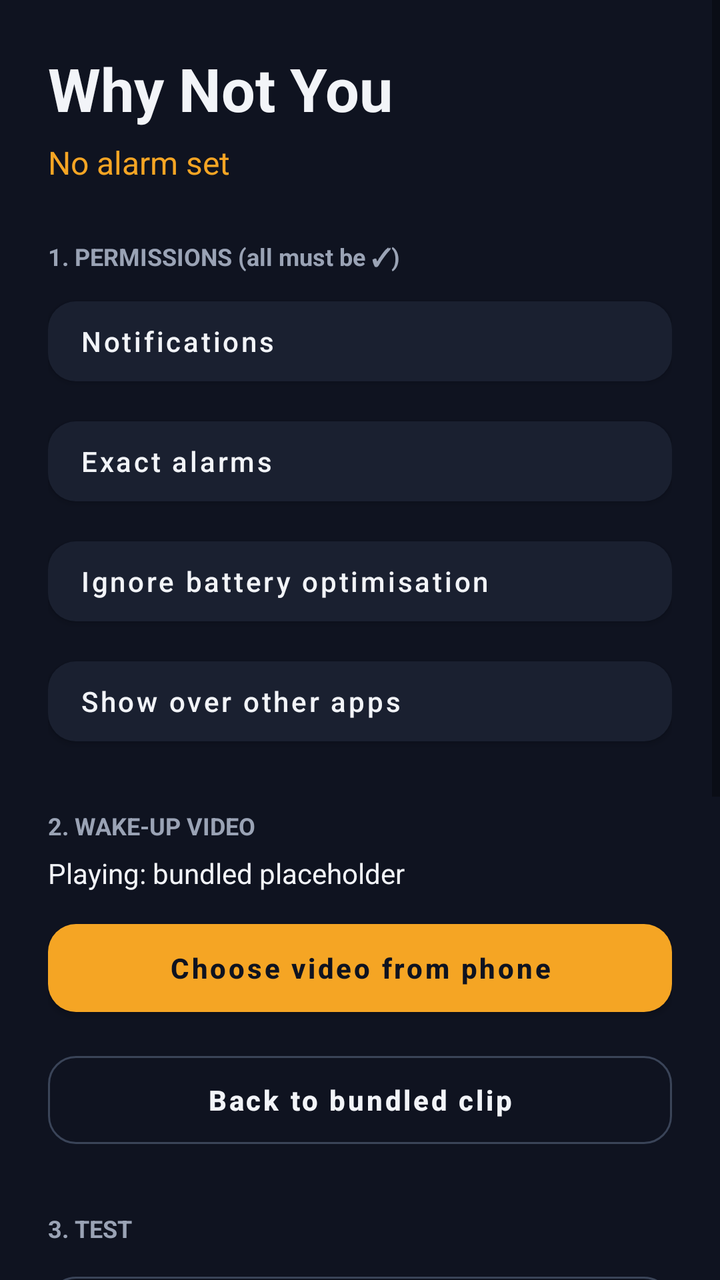
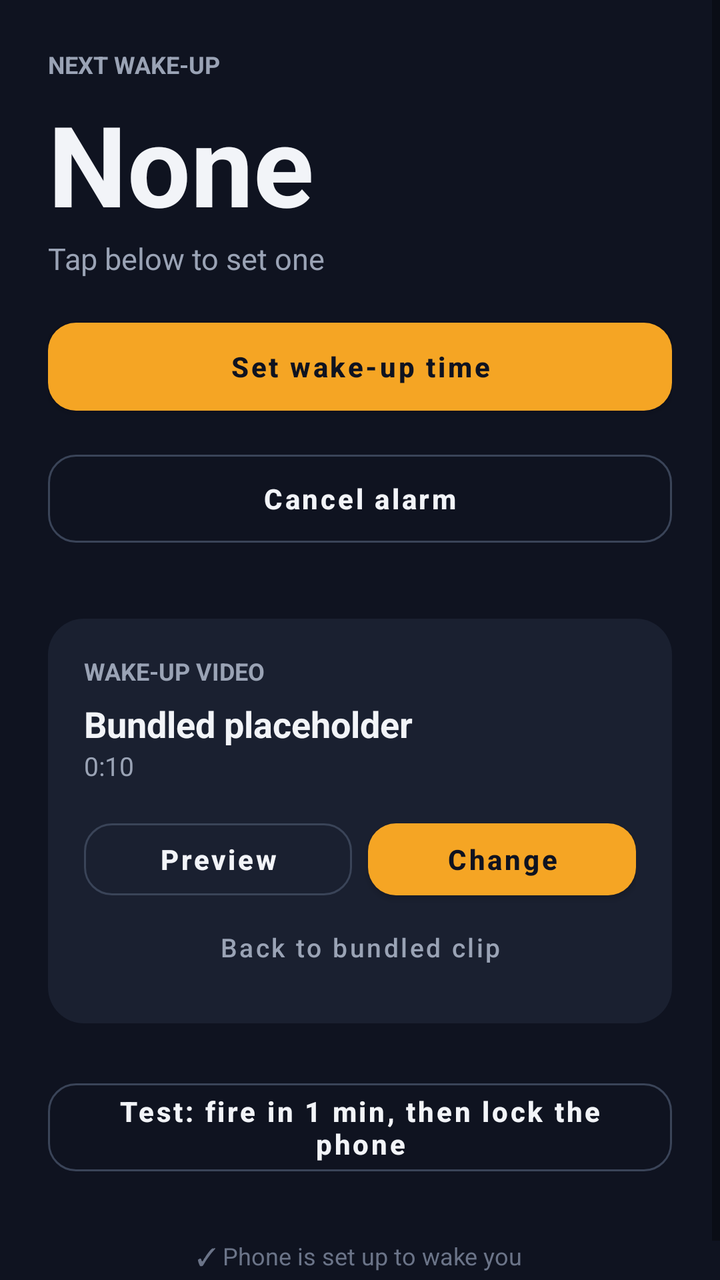

Compare the two renders of this Android layout. The source of the first and the diff that turns it into the second are given below.
<!-- AndroidManifest.xml: application theme Theme.WhyNotYou -->
<!-- res/layout/activity_main.xml -->
<?xml version="1.0" encoding="utf-8"?>
<ScrollView xmlns:android="http://schemas.android.com/apk/res/android"
    android:layout_width="match_parent"
    android:layout_height="match_parent"
    android:background="#0F1320">

    <LinearLayout
        android:layout_width="match_parent"
        android:layout_height="wrap_content"
        android:orientation="vertical"
        android:padding="24dp">

        <TextView
            android:layout_width="wrap_content"
            android:layout_height="wrap_content"
            android:text="Why Not You"
            android:textColor="#F2F4F8"
            android:textSize="30sp"
            android:textStyle="bold" />

        <TextView
            android:id="@+id/txt_status"
            android:layout_width="wrap_content"
            android:layout_height="wrap_content"
            android:layout_marginTop="6dp"
            android:text="No alarm set"
            android:textColor="#F5A524"
            android:textSize="16sp" />

        <TextView
            android:layout_width="wrap_content"
            android:layout_height="wrap_content"
            android:layout_marginTop="28dp"
            android:text="1. PERMISSIONS (all must be ✓)"
            android:textColor="#9AA3B5"
            android:textSize="12sp"
            android:textStyle="bold" />

        <Button android:id="@+id/btn_perm_notif" style="@style/PermButton" android:text="Notifications" />
        <Button android:id="@+id/btn_perm_exact" style="@style/PermButton" android:text="Exact alarms" />
        <Button android:id="@+id/btn_perm_battery" style="@style/PermButton" android:text="Ignore battery optimisation" />
        <Button android:id="@+id/btn_perm_overlay" style="@style/PermButton" android:text="Show over other apps" />

        <TextView
            android:layout_width="wrap_content"
            android:layout_height="wrap_content"
            android:layout_marginTop="28dp"
            android:text="2. WAKE-UP VIDEO"
            android:textColor="#9AA3B5"
            android:textSize="12sp"
            android:textStyle="bold" />

        <TextView
            android:id="@+id/txt_video"
            android:layout_width="wrap_content"
            android:layout_height="wrap_content"
            android:layout_marginTop="6dp"
            android:text="Playing: bundled placeholder"
            android:textColor="#F2F4F8"
            android:textSize="14sp" />

        <Button
            android:id="@+id/btn_pick_video"
            style="@style/PrimaryButton"
            android:text="Choose video from phone" />

        <Button
            android:id="@+id/btn_reset_video"
            style="@style/SecondaryButton"
            android:text="Back to bundled clip" />

        <TextView
            android:layout_width="wrap_content"
            android:layout_height="wrap_content"
            android:layout_marginTop="28dp"
            android:text="3. TEST"
            android:textColor="#9AA3B5"
            android:textSize="12sp"
            android:textStyle="bold" />

        <Button
            android:id="@+id/btn_test_now"
            style="@style/SecondaryButton"
            android:text="Preview alarm screen now" />

        <Button
            android:id="@+id/btn_test_1min"
            style="@style/PrimaryButton"
            android:text="Fire in 1 minute — then lock the phone" />

        <TextView
            android:layout_width="wrap_content"
            android:layout_height="wrap_content"
            android:layout_marginTop="28dp"
            android:text="4. REAL ALARM"
            android:textColor="#9AA3B5"
            android:textSize="12sp"
            android:textStyle="bold" />

        <Button
            android:id="@+id/btn_set_time"
            style="@style/PrimaryButton"
            android:text="Set wake-up time" />

        <Button
            android:id="@+id/btn_cancel"
            style="@style/SecondaryButton"
            android:text="Cancel alarm" />

        <TextView
            android:layout_width="wrap_content"
            android:layout_height="wrap_content"
            android:layout_marginTop="24dp"
            android:text="Samsung tip: Settings → Apps → Why Not You → Battery → Unrestricted. Also check Device care → Battery → Background usage limits → Never sleeping apps."
            android:textColor="#6B7488"
            android:textSize="12sp" />
    </LinearLayout>
</ScrollView>
<!-- resources referenced by this layout -->
<resources>
  <style name="PermButton" parent="Widget.MaterialComponents.Button">
          <item name="android:layout_width">match_parent</item>
          <item name="android:layout_height">52dp</item>
          <item name="android:layout_marginTop">8dp</item>
          <item name="android:textAllCaps">false</item>
          <item name="android:gravity">center_vertical|start</item>
          <item name="android:paddingStart">16dp</item>
          <item name="backgroundTint">#1A2030</item>
          <item name="android:textColor">#F2F4F8</item>
          <item name="cornerRadius">14dp</item>
      </style>
  <style name="PrimaryButton" parent="Widget.MaterialComponents.Button">
          <item name="android:layout_width">match_parent</item>
          <item name="android:layout_height">56dp</item>
          <item name="android:layout_marginTop">10dp</item>
          <item name="android:textAllCaps">false</item>
          <item name="android:textStyle">bold</item>
          <item name="backgroundTint">#F5A524</item>
          <item name="android:textColor">#0F1320</item>
          <item name="cornerRadius">14dp</item>
      </style>
  <style name="SecondaryButton" parent="Widget.MaterialComponents.Button.OutlinedButton">
          <item name="android:layout_width">match_parent</item>
          <item name="android:layout_height">56dp</item>
          <item name="android:layout_marginTop">10dp</item>
          <item name="android:textAllCaps">false</item>
          <item name="android:textStyle">bold</item>
          <item name="android:textColor">#F2F4F8</item>
          <item name="strokeColor">#3A4458</item>
          <item name="cornerRadius">14dp</item>
      </style>
  <style name="Theme.WhyNotYou" parent="Theme.MaterialComponents.DayNight.NoActionBar">
          <item name="colorPrimary">#F5A524</item>
          <item name="colorOnPrimary">#0F1320</item>
          <item name="android:statusBarColor">#0F1320</item>
          <item name="android:navigationBarColor">#0F1320</item>
          <item name="android:windowBackground">#0F1320</item>
      </style>
</resources>

<!-- the commit's change to res/layout/activity_main.xml (unified diff, before → after) -->
@@ -2,104 +2,75 @@
 <ScrollView xmlns:android="http://schemas.android.com/apk/res/android"
     android:layout_width="match_parent"
     android:layout_height="match_parent"
-    android:background="#0F1320">
+    android:background="#0F1320"
+    android:fillViewport="true">
 
     <LinearLayout
         android:layout_width="match_parent"
         android:layout_height="wrap_content"
         android:orientation="vertical"
-        android:padding="24dp">
+        android:padding="24dp"
+        android:paddingTop="48dp">
+
+        
+        <LinearLayout
+            android:id="@+id/row_warning"
+            android:layout_width="match_parent"
+            android:layout_height="wrap_content"
+            android:layout_marginBottom="20dp"
+            android:background="@drawable/bg_card_amber"
+            android:gravity="center_vertical"
+            android:orientation="horizontal"
+            android:padding="14dp"
+            android:visibility="gone">
+            <TextView
+                android:id="@+id/txt_warning"
+                android:layout_width="0dp"
+                android:layout_height="wrap_content"
+                android:layout_weight="1"
+                android:text="1 permission missing — the alarm may not fire"
+                android:textColor="#F2F4F8"
+                android:textSize="13sp"
+                android:textStyle="bold" />
+            <TextView
+                android:layout_width="wrap_content"
+                android:layout_height="wrap_content"
+                android:text="Fix"
+                android:textColor="#F5A524"
+                android:textSize="13sp"
+                android:textStyle="bold" />
+        </LinearLayout>
 
         <TextView
             android:layout_width="wrap_content"
             android:layout_height="wrap_content"
-            android:text="Why Not You"
-            android:textColor="#F2F4F8"
-            android:textSize="30sp"
-            android:textStyle="bold" />
-
-        <TextView
-            android:id="@+id/txt_status"
-            android:layout_width="wrap_content"
-            android:layout_height="wrap_content"
-            android:layout_marginTop="6dp"
-            android:text="No alarm set"
-            android:textColor="#F5A524"
-            android:textSize="16sp" />
-
-        <TextView
-            android:layout_width="wrap_content"
-            android:layout_height="wrap_content"
-            android:layout_marginTop="28dp"
-            android:text="1. PERMISSIONS (all must be ✓)"
-            android:textColor="#9AA3B5"
-            android:textSize="12sp"
-            android:textStyle="bold" />
-
-        <Button android:id="@+id/btn_perm_notif" style="@style/PermButton" android:text="Notifications" />
-        <Button android:id="@+id/btn_perm_exact" style="@style/PermButton" android:text="Exact alarms" />
-        <Button android:id="@+id/btn_perm_battery" style="@style/PermButton" android:text="Ignore battery optimisation" />
-        <Button android:id="@+id/btn_perm_overlay" style="@style/PermButton" android:text="Show over other apps" />
-
-        <TextView
-            android:layout_width="wrap_content"
-            android:layout_height="wrap_content"
-            android:layout_marginTop="28dp"
-            android:text="2. WAKE-UP VIDEO"
+            android:text="NEXT WAKE-UP"
             android:textColor="#9AA3B5"
             android:textSize="12sp"
             android:textStyle="bold" />
 
         <TextView
-            android:id="@+id/txt_video"
+            android:id="@+id/txt_next_time"
             android:layout_width="wrap_content"
             android:layout_height="wrap_content"
-            android:layout_marginTop="6dp"
-            android:text="Playing: bundled placeholder"
+            android:layout_marginTop="4dp"
+            android:text="None"
             android:textColor="#F2F4F8"
-            android:textSize="14sp" />
-
-        <Button
-            android:id="@+id/btn_pick_video"
-            style="@style/PrimaryButton"
-            android:text="Choose video from phone" />
-
-        <Button
-            android:id="@+id/btn_reset_video"
-            style="@style/SecondaryButton"
-            android:text="Back to bundled clip" />
+            android:textSize="56sp"
+            android:textStyle="bold" />
 
         <TextView
+            android:id="@+id/txt_next_sub"
             android:layout_width="wrap_content"
             android:layout_height="wrap_content"
-            android:layout_marginTop="28dp"
-            android:text="3. TEST"
+            android:text="Tap below to set one"
             android:textColor="#9AA3B5"
-            android:textSize="12sp"
-            android:textStyle="bold" />
-
-        <Button
-            android:id="@+id/btn_test_now"
-            style="@style/SecondaryButton"
-            android:text="Preview alarm screen now" />
-
-        <Button
-            android:id="@+id/btn_test_1min"
-            style="@style/PrimaryButton"
-            android:text="Fire in 1 minute — then lock the phone" />
-
-        <TextView
-            android:layout_width="wrap_content"
-            android:layout_height="wrap_content"
-            android:layout_marginTop="28dp"
-            android:text="4. REAL ALARM"
-            android:textColor="#9AA3B5"
-            android:textSize="12sp"
-            android:textStyle="bold" />
+            android:textSize="15sp" />
 
         <Button
             android:id="@+id/btn_set_time"
             style="@style/PrimaryButton"
+            android:layout_marginTop="16dp"
             android:text="Set wake-up time" />
 
         <Button
@@ -107,11 +78,91 @@
             style="@style/SecondaryButton"
             android:text="Cancel alarm" />
 
+        
+        <LinearLayout
+            android:layout_width="match_parent"
+            android:layout_height="wrap_content"
+            android:layout_marginTop="32dp"
+            android:background="@drawable/bg_card"
+            android:orientation="vertical"
+            android:padding="18dp">
+
+            <TextView
+                android:layout_width="wrap_content"
+                android:layout_height="wrap_content"
+                android:text="WAKE-UP VIDEO"
+                android:textColor="#9AA3B5"
+                android:textSize="12sp"
+                android:textStyle="bold" />
+
+            <TextView
+                android:id="@+id/txt_video"
+                android:layout_width="wrap_content"
+                android:layout_height="wrap_content"
+                android:layout_marginTop="6dp"
+                android:text="Bundled placeholder"
+                android:textColor="#F2F4F8"
+                android:textSize="18sp"
+                android:textStyle="bold" />
+
+            <TextView
+                android:id="@+id/txt_video_sub"
+                android:layout_width="wrap_content"
+                android:layout_height="wrap_content"
+                android:text="0:10"
+                android:textColor="#9AA3B5"
+                android:textSize="13sp" />
+
+            <LinearLayout
+                android:layout_width="match_parent"
+                android:layout_height="wrap_content"
+                android:layout_marginTop="14dp"
+                android:orientation="horizontal">
+                <Button
+                    android:id="@+id/btn_preview"
+                    style="@style/SecondaryButton"
+                    android:layout_width="0dp"
+                    android:layout_height="48dp"
+                    android:layout_marginTop="0dp"
+                    android:layout_marginEnd="8dp"
+                    android:layout_weight="1"
+                    android:text="Preview" />
+                <Button
+                    android:id="@+id/btn_pick_video"
+                    style="@style/PrimaryButton"
+                    android:layout_width="0dp"
+                    android:layout_height="48dp"
+                    android:layout_marginTop="0dp"
+                    android:layout_weight="1"
+                    android:text="Change" />
+            </LinearLayout>
+
+            <Button
+                android:id="@+id/btn_reset_video"
+                android:layout_width="wrap_content"
+                android:layout_height="40dp"
+                android:layout_gravity="center_horizontal"
+                android:background="@android:color/transparent"
+                android:text="Back to bundled clip"
+                android:textAllCaps="false"
+                android:textColor="#9AA3B5"
+                android:textSize="13sp" />
+        </LinearLayout>
+
+        
+        <Button
+            android:id="@+id/btn_test_1min"
+            style="@style/SecondaryButton"
+            android:layout_marginTop="24dp"
+            android:text="Test: fire in 1 min, then lock the phone" />
+
         <TextView
+            android:id="@+id/txt_status_line"
             android:layout_width="wrap_content"
             android:layout_height="wrap_content"
-            android:layout_marginTop="24dp"
-            android:text="Samsung tip: Settings → Apps → Why Not You → Battery → Unrestricted. Also check Device care → Battery → Background usage limits → Never sleeping apps."
+            android:layout_gravity="center_horizontal"
+            android:layout_marginTop="28dp"
+            android:text="✓ Phone is set up to wake you"
             android:textColor="#6B7488"
             android:textSize="12sp" />
     </LinearLayout>
<!-- resource entries referenced after the edit -->
@@ -1,16 +1,18 @@
 <!-- resources referenced by this layout -->
 <resources>
-  <style name="PermButton" parent="Widget.MaterialComponents.Button">
-          <item name="android:layout_width">match_parent</item>
-          <item name="android:layout_height">52dp</item>
-          <item name="android:layout_marginTop">8dp</item>
-          <item name="android:textAllCaps">false</item>
-          <item name="android:gravity">center_vertical|start</item>
-          <item name="android:paddingStart">16dp</item>
-          <item name="backgroundTint">#1A2030</item>
-          <item name="android:textColor">#F2F4F8</item>
-          <item name="cornerRadius">14dp</item>
-      </style>
+  <!-- drawable bg_card (drawable) -->
+  <?xml version="1.0" encoding="utf-8"?>
+  <shape xmlns:android="http://schemas.android.com/apk/res/android" android:shape="rectangle">
+      <solid android:color="#1A2030" />
+      <corners android:radius="18dp" />
+  </shape>
+  <!-- drawable bg_card_amber (drawable) -->
+  <?xml version="1.0" encoding="utf-8"?>
+  <shape xmlns:android="http://schemas.android.com/apk/res/android" android:shape="rectangle">
+      <solid android:color="#3A2A10" />
+      <stroke android:width="1dp" android:color="#F5A524" />
+      <corners android:radius="16dp" />
+  </shape>
   <style name="PrimaryButton" parent="Widget.MaterialComponents.Button">
           <item name="android:layout_width">match_parent</item>
           <item name="android:layout_height">56dp</item>
